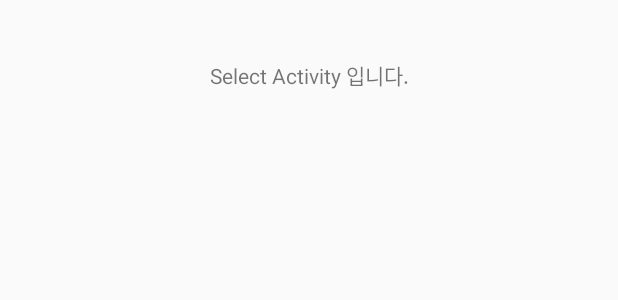
After one commit to SteadyKim/-, an Android app: the layout activity_select.xml on its own in the app's theme, with its tools: preview values and no code run, on a phone screen of 412 x 824 dp. The commit adds this screen. Shown: the top 300 px of the screen. Run offline under Robolectric (Android 15) with nearby library versions, the phone set to English and light mode, and no system bars.

Commit message:
MainActivity 구현 && SelectActivity 연결

```diff
--- a/app/src/main/AndroidManifest.xml
+++ b/app/src/main/AndroidManifest.xml
@@ -20,11 +20,12 @@
 
                 <category android:name="android.intent.category.LAUNCHER" />
             </intent-filter>
-
             <meta-data
                 android:name="android.app.lib_name"
                 android:value="" />
         </activity>
+
+        <activity android:name=".SelectActivity"></activity>
     </application>
 
 </manifest>
--- /dev/null
+++ b/app/src/main/res/layout/activity_select.xml
@@ -0,0 +1,17 @@
+<?xml version="1.0" encoding="utf-8"?>
+<LinearLayout xmlns:android="http://schemas.android.com/apk/res/android"
+    android:layout_width="match_parent"
+    android:layout_height="match_parent"
+    android:orientation="vertical"
+    >
+
+
+
+
+    <TextView
+        android:gravity="center"
+        android:layout_width="match_parent"
+        android:layout_height="100dp"
+        android:text="Select Activity 입니다."
+        />
+</LinearLayout>
--- a/app/src/main/res/values/themes.xml
+++ b/app/src/main/res/values/themes.xml
@@ -1,8 +1,8 @@
 <resources xmlns:tools="http://schemas.android.com/tools">
     <!-- Base application theme. -->
-    <style name="Theme.Kotlinproject" parent="Theme.MaterialComponents.DayNight.DarkActionBar">
+    <style name="Theme.Kotlinproject" parent="Theme.AppCompat.Light">
         <!-- Primary brand color. -->
-        <item name="colorPrimary">@color/purple_500</item>
+        <item name="colorPrimary">@color/black</item>
         <item name="colorPrimaryVariant">@color/purple_700</item>
         <item name="colorOnPrimary">@color/white</item>
         <!-- Secondary brand color. -->
@@ -12,5 +12,9 @@
         <!-- Status bar color. -->
         <item name="android:statusBarColor">?attr/colorPrimaryVariant</item>
         <!-- Customize your theme here. -->
+
+        <!-- TODO: 상단바 없애기 -->
+        <item name="windowActionBar">false</item>
+        <item name="windowNoTitle">true</item>
     </style>
 </resources>
```
Also changed, not shown: app/src/main/java/com/example/kotlinproject/MainActivity.kt (+12 -1 lines), app/src/main/java/com/example/kotlinproject/SelectActivity.kt (added, +14 -0 lines), app/src/main/res/drawable/solid_btn.xml (added, +10 -0 lines), app/src/main/res/layout/activity_main.xml (+29 -11 lines), 1 other file.
